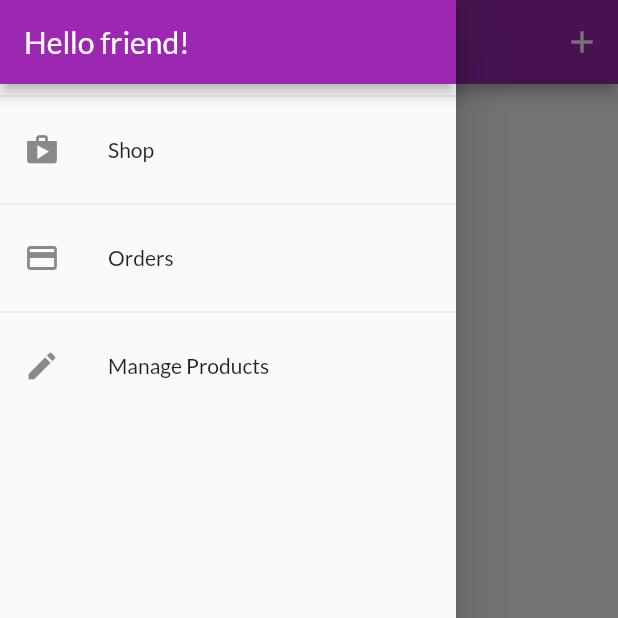
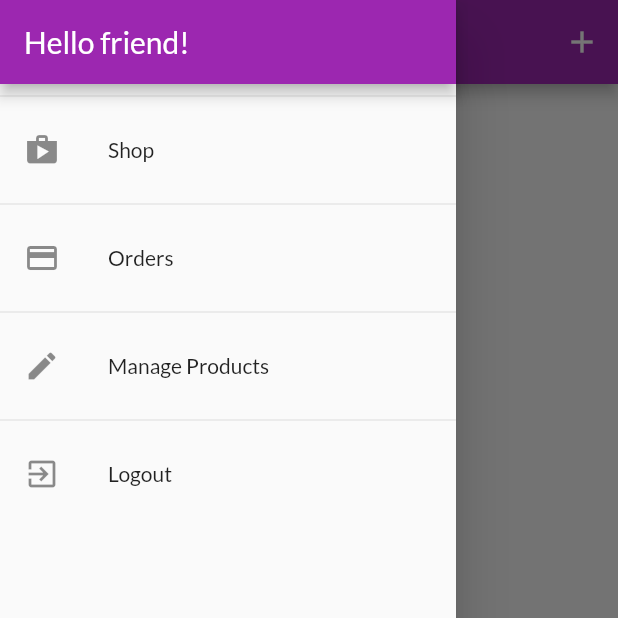
Before and after one commit to gabrielfvf7/flutter, a Flutter app: the UserProductsScreen screen opened by its route, with the side drawer open, on a phone screen of 412 x 824 dp, the top half of it. Run offline on Flutter 3.47's test engine with Material 2 defaults, Android fonts, the phone set to English and light mode, and no system bars; our stand-ins replace shared_preferences; accounts and stored records are empty; network calls fail.

Commit message:
finalização do mod de autenticação com autoLogin/logout

```diff
--- a/shop/shop/lib/providers/orders.dart
+++ b/shop/shop/lib/providers/orders.dart
@@ -20,14 +20,15 @@ class OrderItem {
 class Orders with ChangeNotifier {
   List<OrderItem> _orders = [];
   final String authToken;
+  final String userId;
 
-  Orders(this.authToken, this._orders);
+  Orders(this.authToken, this.userId, this._orders);
 
   List<OrderItem> get orders => [..._orders];
 
   Future<void> fetchAndSetOrders() async {
     final url =
-        'https://shopapp-d2eca.firebaseio.com/orders.json?auth=$authToken';
+        'https://shopapp-d2eca.firebaseio.com/orders/$userId.json?auth=$authToken';
     final response = await http.get(url);
     final List<OrderItem> loadedOrders = [];
     final extractedData = json.decode(response.body) as Map<String, dynamic>;
@@ -57,7 +58,7 @@ class Orders with ChangeNotifier {
 
   Future<void> addOrder(List<CartItem> cartProducts, double total) async {
     final url =
-        'https://shopapp-d2eca.firebaseio.com/orders.json?auth=$authToken';
+        'https://shopapp-d2eca.firebaseio.com/orders/$userId.json?auth=$authToken';
     final timeStamp = DateTime.now();
     final response = await http.post(url,
         body: json.encode({
--- a/shop/shop/lib/screens/user_products_screen.dart
+++ b/shop/shop/lib/screens/user_products_screen.dart
@@ -10,12 +10,12 @@ class UserProductsScreen extends StatelessWidget {
   static const routeName = '/user-products';
 
   Future<void> _refreshProducts(BuildContext context) async {
-    await Provider.of<Products>(context, listen: false).fetchAndSetProducts();
+    await Provider.of<Products>(context, listen: false)
+        .fetchAndSetProducts(true);
   }
 
   @override
   Widget build(BuildContext context) {
-    final productsData = Provider.of<Products>(context);
     return Scaffold(
       appBar: AppBar(
         title: const Text('Your Products'),
@@ -28,11 +28,17 @@ class UserProductsScreen extends StatelessWidget {
         ],
       ),
       drawer: AppDrawer(),
-      body: RefreshIndicator(
+      body: FutureBuilder(
+        future: _refreshProducts(context),
+        builder: (ctx, snapshot) =>
+            snapshot.connectionState == ConnectionState.waiting
+                ? Center(child: CircularProgressIndicator())
+                : RefreshIndicator(
                     onRefresh: () async =>
                         await Provider.of<Products>(context, listen: false)
                             .fetchAndSetProducts(),
-        child: Padding(
+                    child: Consumer<Products>(
+                      builder: (ctx, productsData, _) => Padding(
                         padding: EdgeInsets.all(8),
                         child: ListView.builder(
                           itemCount: productsData.items.length,
@@ -49,6 +55,8 @@ class UserProductsScreen extends StatelessWidget {
                         ),
                       ),
                     ),
+                  ),
+      ),
     );
   }
 }
--- a/shop/shop/lib/widgets/app_drawer.dart
+++ b/shop/shop/lib/widgets/app_drawer.dart
@@ -1,6 +1,8 @@
 import 'package:flutter/material.dart';
+import 'package:shop/providers/auth.dart';
 import 'package:shop/screens/orders_screen.dart';
 import 'package:shop/screens/user_products_screen.dart';
+import 'package:provider/provider.dart';
 
 class AppDrawer extends StatelessWidget {
   @override
@@ -32,6 +34,16 @@ class AppDrawer extends StatelessWidget {
             onTap: () => Navigator.of(context)
                 .pushReplacementNamed(UserProductsScreen.routeName),
           ),
+          Divider(),
+          ListTile(
+            leading: Icon(Icons.exit_to_app),
+            title: Text('Logout'),
+            onTap: () {
+              Navigator.of(context).pop();
+              Navigator.of(context).pushReplacementNamed('/');
+              Provider.of<Auth>(context, listen: false).logout();
+            },
+          ),
         ],
       ),
     );
--- a/shop/shop/lib/widgets/product_item.dart
+++ b/shop/shop/lib/widgets/product_item.dart
@@ -32,7 +32,8 @@ class ProductItem extends StatelessWidget {
           leading: IconButton(
             icon: Icon(
                 product.isFavorite ? Icons.favorite : Icons.favorite_border),
-            onPressed: () => product.toggleFavorite(authData.token),
+            onPressed: () =>
+                product.toggleFavorite(authData.token, authData.userId),
             color: Theme.of(context).accentColor,
           ),
           title: Text(
--- a/shop/shop/pubspec.yaml
+++ b/shop/shop/pubspec.yaml
@@ -24,6 +24,9 @@ dependencies:
   flutter:
     sdk: flutter
   intl: ^0.16.1
+  provider: ^4.2.0
+  http: ^0.12.2
+  shared_preferences: ^0.5.8
 
   # The following adds the Cupertino Icons font to your application.
   # Use with the CupertinoIcons class for iOS style icons.
@@ -32,8 +35,6 @@ dependencies:
 dev_dependencies:
   flutter_test:
     sdk: flutter
-  provider: ^4.2.0
-  http: ^0.12.2
 
 # For information on the generic Dart part of this file, see the
 # following page: https://dart.dev/tools/pub/pubspec
```
Also changed, not shown: shop/shop/lib/main.dart (+22 -10 lines), shop/shop/lib/providers/auth.dart (+56 -0 lines), shop/shop/lib/providers/product.dart (+3 -6 lines), shop/shop/lib/providers/products.dart (+12 -5 lines), shop/shop/lib/screens/splash_screen.dart (added, +12 -0 lines), shop/shop/pubspec.lock. Lines whose indentation alone changed are shown as unchanged.
